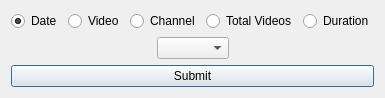
First picture: the form in ui/sortDialog.ui, repository drk10015/WatchTime-Calculator, before the edit.
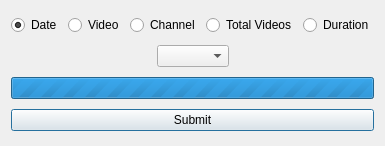
Second picture: the form after the edit.

```diff
--- a/ui/sortDialog.ui
+++ b/ui/sortDialog.ui
@@ -7,7 +7,7 @@
     <x>0</x>
     <y>0</y>
     <width>346</width>
-    <height>94</height>
+    <height>146</height>
    </rect>
   </property>
   <property name="windowTitle">
@@ -128,6 +128,34 @@
      </item>
     </layout>
    </item>
+   <item>
+    <widget class="QProgressBar" name="progressBar">
+     <property name="enabled">
+      <bool>true</bool>
+     </property>
+     <property name="layoutDirection">
+      <enum>Qt::LeftToRight</enum>
+     </property>
+     <property name="autoFillBackground">
+      <bool>false</bool>
+     </property>
+     <property name="inputMethodHints">
+      <set>Qt::ImhNone</set>
+     </property>
+     <property name="maximum">
+      <number>0</number>
+     </property>
+     <property name="value">
+      <number>-1</number>
+     </property>
+     <property name="alignment">
+      <set>Qt::AlignCenter</set>
+     </property>
+     <property name="invertedAppearance">
+      <bool>false</bool>
+     </property>
+    </widget>
+   </item>
    <item>
     <widget class="QPushButton" name="sortButton">
      <property name="text">
```
